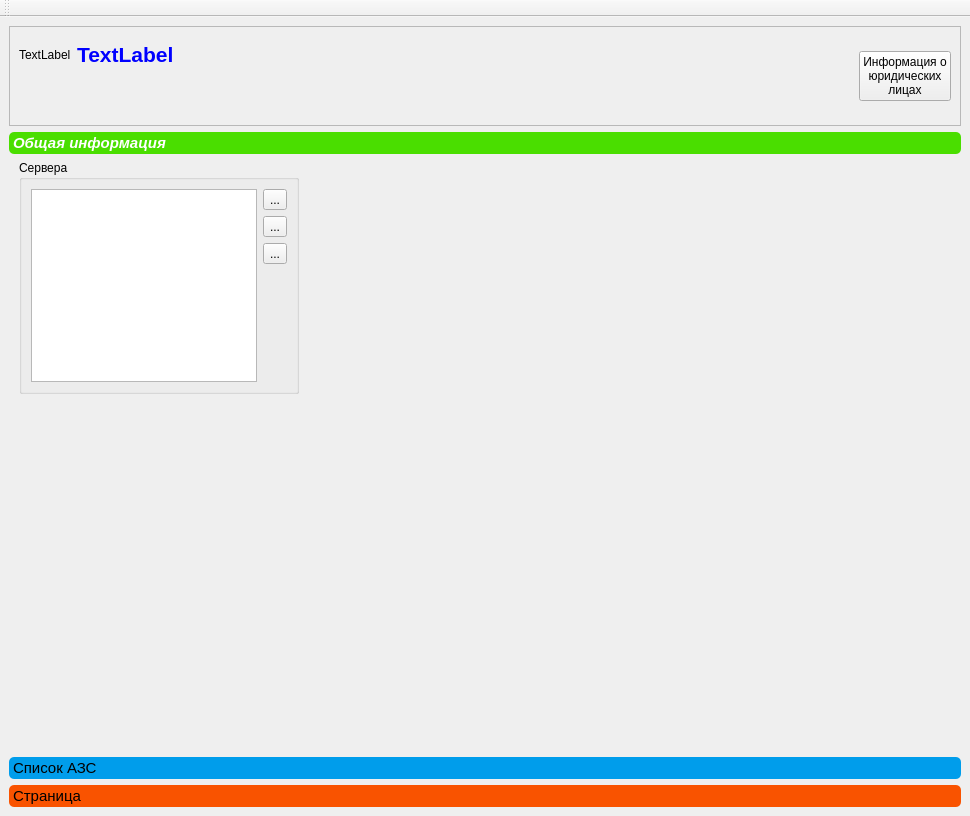
Qt form Clients/clientswindow.ui (rust3128/HotlineDesktop) before a commit.
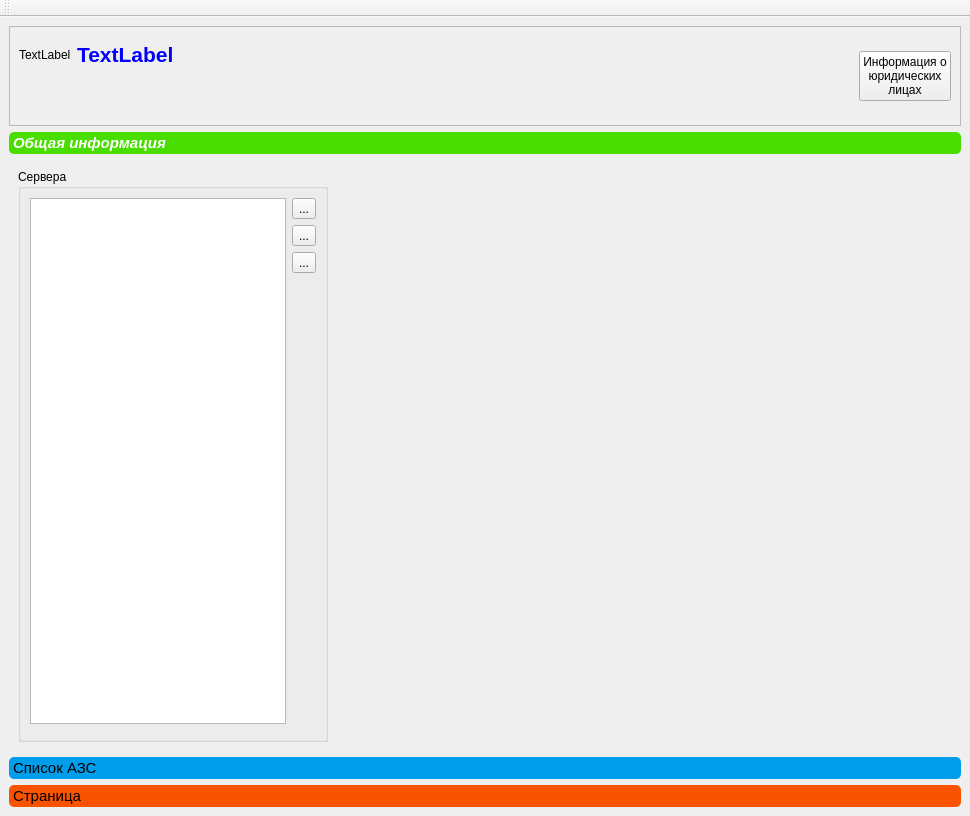
The same form after that commit. Icons and pictures are not drawn. Custom widgets are drawn as their Qt base class.

What changed in the file:
```diff
--- a/Clients/clientswindow.ui
+++ b/Clients/clientswindow.ui
@@ -129,21 +129,15 @@
          <x>0</x>
          <y>0</y>
          <width>952</width>
-         <height>588</height>
+         <height>599</height>
         </rect>
        </property>
        <attribute name="label">
         <string>Общая информация</string>
        </attribute>
+       <layout class="QGridLayout" name="gridLayout_4" columnstretch="0,1">
+        <item row="0" column="0">
        <widget class="QGroupBox" name="groupBox">
-        <property name="geometry">
-         <rect>
-          <x>10</x>
-          <y>0</y>
-          <width>280</width>
-          <height>234</height>
-         </rect>
-        </property>
         <property name="title">
          <string>Сервера</string>
         </property>
@@ -151,56 +145,7 @@
          <bool>false</bool>
         </property>
         <layout class="QGridLayout" name="gridLayout_3">
-         <item row="0" column="1">
-          <widget class="QToolButton" name="toolButtonAddServer">
-           <property name="toolTip">
-            <string>Добавить сервер</string>
-           </property>
-           <property name="text">
-            <string>...</string>
-           </property>
-           <property name="icon">
-            <iconset resource="../resource.qrc">
-             <normaloff>:/Images/addIcon.png</normaloff>:/Images/addIcon.png</iconset>
-           </property>
-           <property name="iconSize">
-            <size>
-             <width>32</width>
-             <height>32</height>
-            </size>
-           </property>
-           <property name="shortcut">
-            <string>Ins</string>
-           </property>
-           <property name="autoRaise">
-            <bool>false</bool>
-           </property>
-           <property name="arrowType">
-            <enum>Qt::NoArrow</enum>
-           </property>
-          </widget>
-         </item>
-         <item row="2" column="1">
-          <widget class="QToolButton" name="toolButtonRemoveServer">
-           <property name="toolTip">
-            <string>Подключится к серверу</string>
-           </property>
-           <property name="text">
-            <string>...</string>
-           </property>
-           <property name="icon">
-            <iconset resource="../resource.qrc">
-             <normaloff>:/Images/connect.png</normaloff>:/Images/connect.png</iconset>
-           </property>
-           <property name="iconSize">
-            <size>
-             <width>32</width>
-             <height>32</height>
-            </size>
-           </property>
-          </widget>
-         </item>
-         <item row="0" column="0" rowspan="5">
+           <item row="0" column="0">
           <widget class="QTableWidget" name="tableWidgetServers">
            <property name="editTriggers">
             <set>QAbstractItemView::NoEditTriggers</set>
@@ -216,7 +161,38 @@
            </property>
           </widget>
          </item>
-         <item row="1" column="1">
+           <item row="0" column="1">
+            <layout class="QVBoxLayout" name="verticalLayout">
+             <item>
+              <widget class="QToolButton" name="toolButtonAddServer">
+               <property name="toolTip">
+                <string>Добавить сервер</string>
+               </property>
+               <property name="text">
+                <string>...</string>
+               </property>
+               <property name="icon">
+                <iconset resource="../resource.qrc">
+                 <normaloff>:/Images/addIcon.png</normaloff>:/Images/addIcon.png</iconset>
+               </property>
+               <property name="iconSize">
+                <size>
+                 <width>32</width>
+                 <height>32</height>
+                </size>
+               </property>
+               <property name="shortcut">
+                <string>Ins</string>
+               </property>
+               <property name="autoRaise">
+                <bool>false</bool>
+               </property>
+               <property name="arrowType">
+                <enum>Qt::NoArrow</enum>
+               </property>
+              </widget>
+             </item>
+             <item>
           <widget class="QToolButton" name="toolButtonPing">
            <property name="text">
             <string>...</string>
@@ -233,18 +209,61 @@
            </property>
           </widget>
          </item>
-        </layout>
-       </widget>
-       <widget class="FBServerForm" name="widgetFBServer" native="true">
-        <property name="geometry">
-         <rect>
-          <x>370</x>
-          <y>20</y>
-          <width>231</width>
-          <height>211</height>
-         </rect>
-        </property>
-       </widget>
+             <item>
+              <widget class="QToolButton" name="toolButtonRemoveServer">
+               <property name="toolTip">
+                <string>Подключится к серверу</string>
+               </property>
+               <property name="text">
+                <string>...</string>
+               </property>
+               <property name="icon">
+                <iconset resource="../resource.qrc">
+                 <normaloff>:/Images/connect.png</normaloff>:/Images/connect.png</iconset>
+               </property>
+               <property name="iconSize">
+                <size>
+                 <width>32</width>
+                 <height>32</height>
+                </size>
+               </property>
+              </widget>
+             </item>
+             <item>
+              <spacer name="verticalSpacer">
+               <property name="orientation">
+                <enum>Qt::Vertical</enum>
+               </property>
+               <property name="sizeHint" stdset="0">
+                <size>
+                 <width>20</width>
+                 <height>40</height>
+                </size>
+               </property>
+              </spacer>
+             </item>
+            </layout>
+           </item>
+           <item row="1" column="0" colspan="2">
+            <widget class="FBServerForm" name="widgetFBServer" native="true"/>
+           </item>
+          </layout>
+         </widget>
+        </item>
+        <item row="0" column="1">
+         <spacer name="horizontalSpacer">
+          <property name="orientation">
+           <enum>Qt::Horizontal</enum>
+          </property>
+          <property name="sizeHint" stdset="0">
+           <size>
+            <width>40</width>
+            <height>20</height>
+           </size>
+          </property>
+         </spacer>
+        </item>
+       </layout>
       </widget>
       <widget class="QWidget" name="pageAZSList">
        <property name="geometry">
```
Left out of the diff: 18 changed lines with no effect on the pictures. Lines whose indentation alone changed are shown as unchanged.
